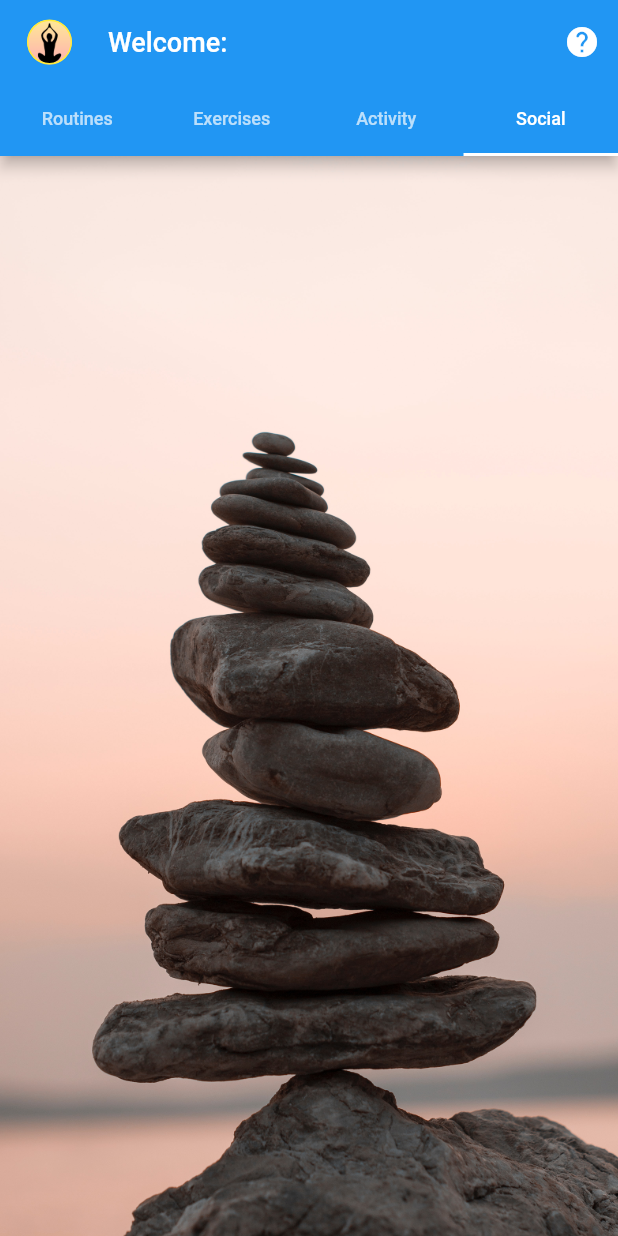
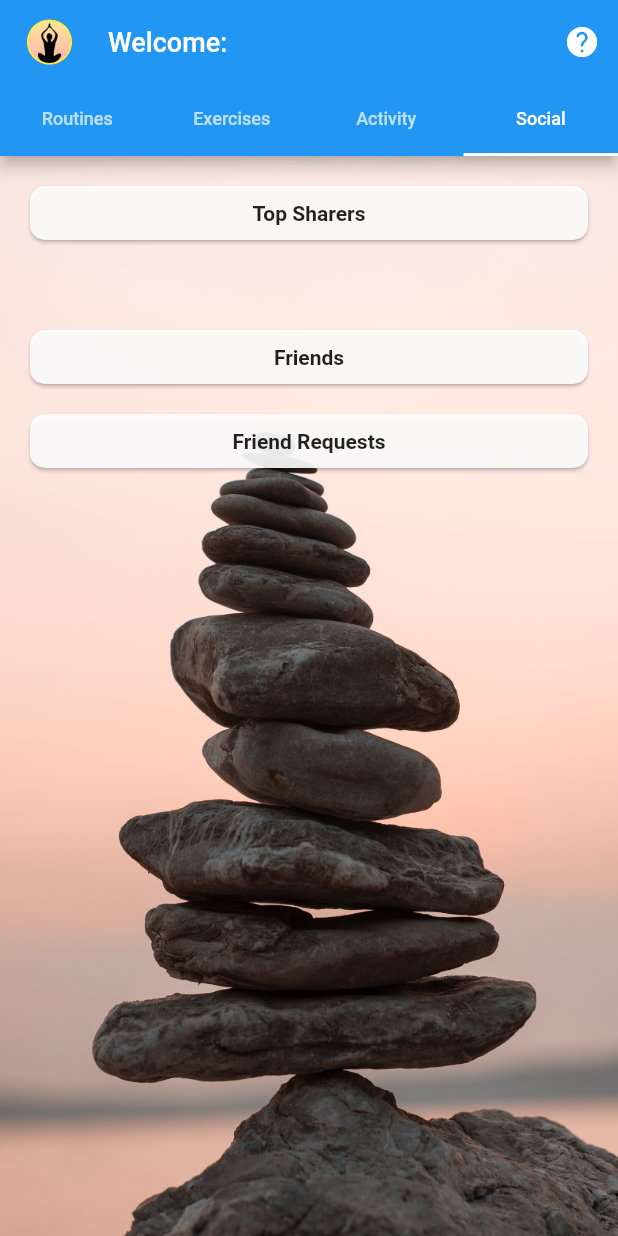
Before and after one commit to sandeshgoel/yoga-app, a Flutter app: the MyHomePage screen opened directly, tab 4 chosen, on a phone screen of 412 x 824 dp. Run offline on Flutter 3.47's test engine with Material 2 defaults, Android fonts, the phone set to English and light mode, and no system bars; drawn by our look-alikes of showcaseview; our stand-ins replace audioplayers, charts_flutter, cloud_firestore, firebase_auth, firebase_core, fl_chart and 12 more; missing offline and left inert: volume_control, workmanager; accounts and stored records are empty.

Commit message:
ver 1.0.1+14: Updated social tab and fixed sharing bug

```diff
--- a/lib/pages/home_page.dart
+++ b/lib/pages/home_page.dart
@@ -84,7 +84,7 @@ class _MyHomePageState extends State<MyHomePage> {
                       description:
                           'Second tab lists exercises.\n\nYou can add new exercises using the add button at the bottom. Choose from a library of predefined exercises, or create your own custom exercise',
                       overlayPadding: EdgeInsets.symmetric(horizontal: 15),
-                      contentPadding: EdgeInsets.all(20),
+                      contentPadding: EdgeInsets.all(50),
                       child: Tab(
                         child: Text(
                           'Exercises',
--- a/lib/pages/social_page.dart
+++ b/lib/pages/social_page.dart
@@ -1,3 +1,5 @@
+import 'dart:ui';
+
 import 'package:cloud_firestore/cloud_firestore.dart';
 import 'package:flutter/material.dart';
 import 'package:provider/provider.dart';
@@ -78,19 +80,114 @@ class _SocialPageState extends State<SocialPage> {
             List<SharedInfo> shList = snapshot.data!;
             List<Widget> children = [];
 
+            shList
+                .sort((a, b) => b.routines.length.compareTo(a.routines.length));
+
             for (SharedInfo e in shList) {
               print('${e.email}: ${e.name} ${e.routines}');
               if (e.routines.length > 0) children.add(_socialCard(e));
             }
 
-            ret = GridView.count(
+            ret = SingleChildScrollView(
+              child: Column(
+                children: [
+                  Card(
+                    margin: EdgeInsets.fromLTRB(20, 20, 20, 0),
+                    color: Colors.white.withOpacity(0.9),
+                    shape: RoundedRectangleBorder(
+                        borderRadius: BorderRadius.circular(10.0)),
+                    child: Column(
+                      children: [
+                        SizedBox(height: 10),
+                        Container(
+                          width: double.infinity,
+                          child: Text('Top Sharers',
+                              style: TextStyle(fontWeight: FontWeight.bold)),
+                          alignment: Alignment.center,
+                        ),
+                        SizedBox(height: 10),
+                      ],
+                    ),
+                  ),
+                  GridView.count(
+                    shrinkWrap: true,
+                    physics: NeverScrollableScrollPhysics(),
                     crossAxisCount: 3,
                     crossAxisSpacing: 10,
                     mainAxisSpacing: 10,
                     padding: EdgeInsets.all(20),
                     children: children,
+                  ),
+                  Card(
+                    margin: EdgeInsets.fromLTRB(20, 20, 20, 0),
+                    color: Colors.white.withOpacity(0.9),
+                    shape: RoundedRectangleBorder(
+                        borderRadius: BorderRadius.circular(10.0)),
+                    child: Column(
+                      children: [
+                        SizedBox(height: 10),
+                        Container(
+                          width: double.infinity,
+                          child: Text('Friends',
+                              style: TextStyle(fontWeight: FontWeight.bold)),
+                          alignment: Alignment.center,
+                        ),
+                        SizedBox(height: 10),
+                      ],
+                    ),
+                  ),
+                  Card(
+                    margin: EdgeInsets.fromLTRB(20, 20, 20, 0),
+                    color: Colors.white.withOpacity(0.9),
+                    shape: RoundedRectangleBorder(
+                        borderRadius: BorderRadius.circular(10.0)),
+                    child: Column(
+                      children: [
+                        SizedBox(height: 10),
+                        Container(
+                          width: double.infinity,
+                          child: Text('Friend Requests',
+                              style: TextStyle(fontWeight: FontWeight.bold)),
+                          alignment: Alignment.center,
+                        ),
+                        SizedBox(height: 10),
+                      ],
+                    ),
+                  ),
+                ],
+              ),
             );
+          } else if (snapshot.hasError) {
+            ret = Column(
+                crossAxisAlignment: CrossAxisAlignment.center,
+                children: <Widget>[
+                  const Icon(
+                    Icons.error_outline,
+                    color: Colors.red,
+                    size: 60,
+                  ),
+                  Padding(
+                    padding: const EdgeInsets.only(top: 16),
+                    child: Text('Error: ${snapshot.error}'),
+                  )
+                ]);
+          } else {
+            ret = Column(
+                crossAxisAlignment: CrossAxisAlignment.center,
+                children: [
+                  SizedBox(height: 60),
+                  SizedBox(
+                    child: CircularProgressIndicator(),
+                    width: 60,
+                    height: 60,
+                  ),
+                  Padding(
+                    padding: EdgeInsets.only(top: 16),
+                    child: Text('Awaiting result...'),
+                  )
+                ]);
           }
+
           return ret;
         });
   }
@@ -106,10 +203,12 @@ class _SocialPageState extends State<SocialPage> {
             RoundedRectangleBorder(borderRadius: BorderRadius.circular(10.0)),
         child: Column(
           children: [
-            Expanded(flex: 5, child: Container()),
+            Expanded(flex: 7, child: Container()),
             Expanded(
               flex: 60,
-              child: Container(
+              child: Stack(
+                children: [
+                  Container(
                     decoration: BoxDecoration(
                       shape: BoxShape.circle,
                       border: Border.all(width: 2, color: Colors.blue),
@@ -118,18 +217,47 @@ class _SocialPageState extends State<SocialPage> {
                         image: (e.photo == '')
                             ? AssetImage("assets/icon/yoga_icon_circular.png")
                                 as ImageProvider
-                          : NetworkImage(e.photo)),
+                            : NetworkImage(e.photo),
                       ),
                     ),
+                    //child: BackdropFilter(
+                    //    filter: ImageFilter.blur(sigmaX: 3, sigmaY: 3),
+                    //    child: Container()),
                   ),
-            Expanded(flex: 10, child: Container()),
+                  Row(
+                    children: [
+                      Expanded(child: Container(height: 20)),
+                      Container(
+                        height: 20,
+                        width: 20,
+                        decoration: BoxDecoration(
+                          shape: BoxShape.circle,
+                          border: Border.all(width: 2, color: Colors.red),
+                          color: Colors.white,
+                        ),
+                        child: Text(
+                          e.routines.length > 9
+                              ? '9'
+                              : e.routines.length.toString(),
+                          textAlign: TextAlign.center,
+                          style: TextStyle(
+                              color: Colors.red, fontWeight: FontWeight.bold),
+                        ),
+                      ),
+                      SizedBox(width: 15),
+                    ],
+                  ),
+                ],
+              ),
+            ),
+            Expanded(flex: 6, child: Container()),
             Expanded(
               flex: 20,
               child: Row(
                 children: [
                   Expanded(
                     child: Text(
-                      e.name,
+                      obfuscate(e.name),
                       textAlign: TextAlign.center,
                       style:
                           TextStyle(fontSize: 12, fontWeight: FontWeight.bold),
@@ -140,7 +268,7 @@ class _SocialPageState extends State<SocialPage> {
                 ],
               ),
             ),
-            Expanded(flex: 5, child: Container()),
+            Expanded(flex: 7, child: Container()),
           ],
         ),
       ),
@@ -154,6 +282,7 @@ class _SocialPageState extends State<SocialPage> {
         var width = MediaQuery.of(context).size.width;
 
         return AlertDialog(
+          title: Text('Routines shared:'),
           insetPadding: EdgeInsets.zero,
           contentPadding: EdgeInsets.symmetric(vertical: 10, horizontal: 10),
           //titlePadding: EdgeInsets.symmetric(vertical: 10, horizontal: 5),
@@ -162,10 +291,35 @@ class _SocialPageState extends State<SocialPage> {
               width: width - 50,
               child: SingleChildScrollView(
                 child: Column(
-                  children: e.routines
-                      .map((r) => Column(
+                  children:
+                      e.routines.map((r) => _sharedRoutineTile(e, r)).toList() +
+                          [
+                            Column(
+                              children: [
+                                SizedBox(width: 20),
+                                ElevatedButton(
+                                    onPressed: () {
+                                      showMsg(context, 'Coming Soon!!');
+                                    },
+                                    child: Text('Send friend request')),
+                              ],
+                            ),
+                          ],
+                ),
+              ),
+            );
+          }),
+        );
+      },
+    );
+  }
+
+  Widget _sharedRoutineTile(SharedInfo e, String r) {
+    return Column(
       children: [
         Card(
+          shape:
+              RoundedRectangleBorder(borderRadius: BorderRadius.circular(10.0)),
           child: Row(
             children: [
               SizedBox(width: 10),
@@ -179,24 +333,14 @@ class _SocialPageState extends State<SocialPage> {
               ),
               SizedBox(width: 10),
               ElevatedButton(
-                                        onPressed: () =>
-                                            _importRoutine(context, e, r),
+                  onPressed: () => _importRoutine(context, e, r),
                   child: Text('Import')),
               SizedBox(width: 10),
             ],
           ),
         ),
-                              SizedBox(height: 10),
+        SizedBox(height: 5),
       ],
-                          ))
-                      .toList(),
-                ),
-              ),
-            );
-          }),
-          title: Text('Routines shared:'),
-        );
-      },
     );
   }
 
--- a/lib/services/database.dart
+++ b/lib/services/database.dart
@@ -2,6 +2,7 @@ import 'dart:convert';
 import 'package:collection/collection.dart';
 import 'package:cloud_firestore/cloud_firestore.dart';
 import 'package:yoga/services/settings.dart';
+import 'package:yoga/services/user_activity.dart';
 
 class DBService {
   final String uid;
@@ -10,6 +11,30 @@ class DBService {
   static Map<String, dynamic> _lastShared = {};
 
   DBService({required this.uid, required this.email});
+
+// -------------------------------------------------
+
+  final CollectionReference friendsCollection =
+      FirebaseFirestore.instance.collection('friends');
+
+  Future setFriends(String fEmail, String status) async {
+    Map<String, dynamic> friends = {
+      'from': email,
+      'to': fEmail,
+      'status': status
+    };
+    await friendsCollection.add(friends);
+  }
+
+  Future getFriends() async {
+    QuerySnapshot sentRef =
+        await friendsCollection.where('from', isEqualTo: email).get();
+    QuerySnapshot rcvdRef =
+        await friendsCollection.where('to', isEqualTo: email).get();
+
+    return sentRef.docs.map((doc) => Friend.fromJson(doc.data())).toList() +
+        rcvdRef.docs.map((doc) => Friend.fromJson(doc.data())).toList();
+  }
 
 // -------------------------------------------------
 
--- a/lib/services/user_activity.dart
+++ b/lib/services/user_activity.dart
@@ -63,3 +63,29 @@ class ExerciseData {
     return '${this.exercise},${this.minutes}';
   }
 }
+
+class Friend {
+  late String from;
+  late String to;
+  late String status;
+
+  Friend(String from, String to, String status) {
+    this.from = from;
+    this.to = to;
+    this.status = status;
+  }
+
+  Friend.fromJson(jval) {
+    this.from = jval['from'];
+    this.to = jval['to'];
+    this.status = jval['status'];
+  }
+
+  Map<String, dynamic> toJson() {
+    return {
+      'from': this.from,
+      'to': this.to,
+      'status': this.status,
+    };
+  }
+}
--- a/pubspec.yaml
+++ b/pubspec.yaml
@@ -15,7 +15,7 @@ publish_to: 'none' # Remove this line if you wish to publish to pub.dev
 # In iOS, build-name is used as CFBundleShortVersionString while build-number used as CFBundleVersion.
 # Read more about iOS versioning at
 # https://developer.apple.com/library/archive/documentation/General/Reference/InfoPlistKeyReference/Articles/CoreFoundationKeys.html
-version: 1.0.0+13
+version: 1.0.1+14
 
 environment:
   sdk: ">=2.12.0 <3.0.0"
@@ -40,7 +40,7 @@ dependencies:
   charts_flutter: ^0.11.0
   google_fonts: ^2.1.0
   volume_control: ^0.1.5
-  showcaseview: ^1.1.0
+  showcaseview: ^1.1.1
   flutter_local_notifications: ^8.1.1
   package_info_plus: ^1.0.4
   workmanager: ^0.4.1
```
Also changed, not shown: lib/shared/constants.dart (+12 -0 lines), pubspec.lock. Lines whose indentation alone changed are shown as unchanged.
